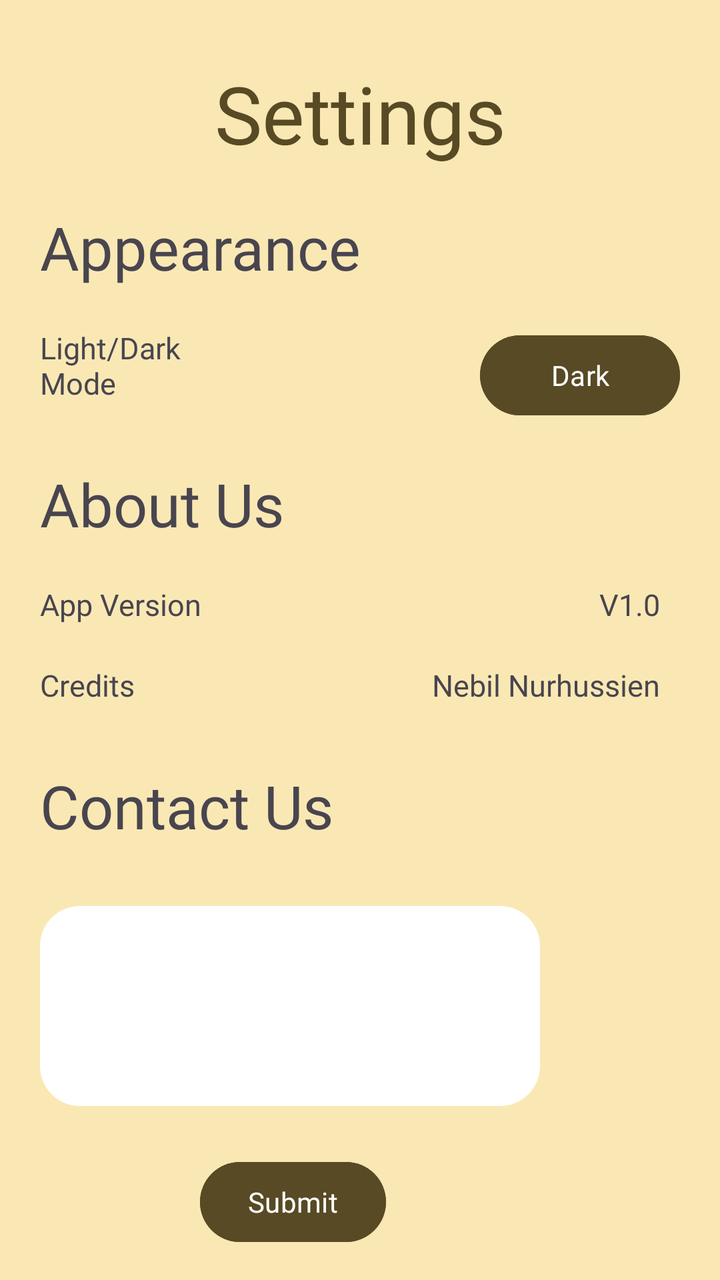
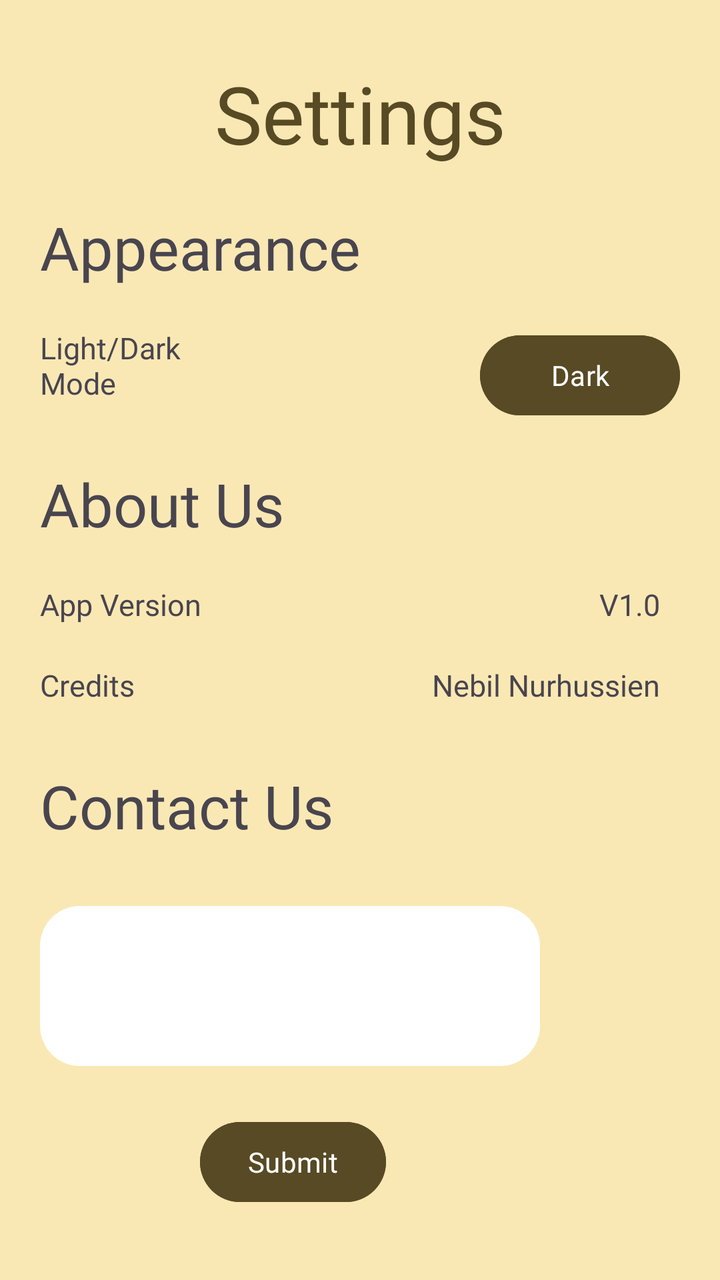

The first picture is an Android layout as it rendered before a commit; the second is the same layout after the commit. The layout source and the unified diff follow.
<!-- AndroidManifest.xml: application theme Theme.TheBelievers -->
<!-- res/layout/activity_settings.xml -->
<?xml version="1.0" encoding="utf-8"?>
<androidx.constraintlayout.widget.ConstraintLayout xmlns:android="http://schemas.android.com/apk/res/android"
    xmlns:app="http://schemas.android.com/apk/res-auto"
    xmlns:tools="http://schemas.android.com/tools"
    android:id="@+id/main"
    android:layout_width="match_parent"
    android:layout_height="match_parent"
    tools:context=".SettingsActivity"
    android:background="@color/cream"
    >

    <TextView
        android:id="@+id/title"
        android:layout_width="wrap_content"
        android:layout_height="wrap_content"
        android:text="Settings"
        android:fontFamily="@font/lexend_medium"
        android:textColor="#574A24"
        android:textSize="40dp"
        app:layout_constraintEnd_toEndOf="parent"
        app:layout_constraintStart_toStartOf="parent"
        app:layout_constraintTop_toTopOf="parent"
        android:layout_marginTop="30dp"
        />

    <TextView
        android:id="@+id/appearanceText"
        android:layout_width="200dp"
        android:layout_height="wrap_content"
        android:text="Appearance"
        android:textSize="30dp"
        android:fontFamily="@font/lexend_regular"
        app:layout_constraintTop_toBottomOf="@+id/title"
        app:layout_constraintStart_toStartOf="parent"
        android:layout_marginTop="20dp"
        android:layout_marginStart="20dp"
        />

    <TextView
        android:id="@+id/lightDarkText"
        android:layout_width="100dp"
        android:layout_height="wrap_content"
        android:text="Light/Dark Mode"
        android:textSize="15dp"
        android:fontFamily="@font/lexend_light"
        app:layout_constraintTop_toBottomOf="@+id/appearanceText"
        app:layout_constraintStart_toStartOf="parent"
        android:layout_marginTop="20dp"
        android:layout_marginStart="20dp"
        />

    <Button
        android:id="@+id/lightDarkModeButton"
        android:layout_width="100dp"
        android:layout_height="wrap_content"
        android:text="Dark"
        android:fontFamily="@font/lexend_bold"
        app:layout_constraintTop_toBottomOf="@+id/appearanceText"
        app:layout_constraintEnd_toEndOf="parent"
        android:layout_marginTop="20dp"
        android:layout_marginEnd="20dp"
        android:backgroundTint="@color/brown"
        />

    <TextView
        android:id="@+id/aboutUsHeader"
        android:layout_width="200dp"
        android:layout_height="wrap_content"
        android:text="About Us"
        android:textSize="30dp"
        android:fontFamily="@font/lexend_regular"
        app:layout_constraintTop_toBottomOf="@+id/lightDarkText"
        app:layout_constraintStart_toStartOf="parent"
        android:layout_marginTop="30dp"
        android:layout_marginStart="20dp"
        />

    <TextView
        android:id="@+id/appVersion"
        android:layout_width="100dp"
        android:layout_height="wrap_content"
        android:text="App Version"
        android:textSize="15dp"
        android:fontFamily="@font/lexend_light"
        app:layout_constraintTop_toBottomOf="@+id/aboutUsHeader"
        app:layout_constraintStart_toStartOf="parent"
        android:layout_marginTop="20dp"
        android:layout_marginStart="20dp"
        />

    <TextView
        android:id="@+id/versionInfo"
        android:layout_width="wrap_content"
        android:layout_height="wrap_content"
        android:text="V1.0"
        android:textSize="15dp"
        android:fontFamily="@font/lexend_light"
        app:layout_constraintTop_toBottomOf="@+id/aboutUsHeader"
        app:layout_constraintEnd_toEndOf="parent"
        android:layout_marginTop="20dp"
        android:layout_marginEnd="30dp"
        />

    <TextView
        android:id="@+id/creditsText"
        android:layout_width="100dp"
        android:layout_height="wrap_content"
        android:text="Credits"
        android:textSize="15dp"
        android:fontFamily="@font/lexend_light"
        app:layout_constraintTop_toBottomOf="@+id/appVersion"
        app:layout_constraintStart_toStartOf="parent"
        android:layout_marginTop="20dp"
        android:layout_marginStart="20dp"
        />



    <TextView
        android:id="@+id/creditsInfo"
        android:layout_width="wrap_content"
        android:layout_height="wrap_content"
        android:text="Nebil Nurhussien"
        android:textSize="15dp"
        android:fontFamily="@font/lexend_light"
        app:layout_constraintTop_toBottomOf="@+id/versionInfo"
        app:layout_constraintEnd_toEndOf="parent"
        android:layout_marginTop="20dp"
        android:layout_marginEnd="30dp"
        />

    <TextView
        android:id="@+id/contactHeader"
        android:layout_width="200dp"
        android:layout_height="wrap_content"
        android:text="Contact Us"
        android:textSize="30dp"
        android:fontFamily="@font/lexend_regular"
        app:layout_constraintTop_toBottomOf="@+id/creditsText"
        app:layout_constraintStart_toStartOf="parent"
        android:layout_marginTop="30dp"
        android:layout_marginStart="20dp"
        />

    

    <EditText
        android:id="@+id/ContactUsText"
        android:layout_width="250dp"
        android:layout_height="100dp"
        app:layout_constraintTop_toBottomOf="@+id/contactHeader"
        app:layout_constraintStart_toStartOf="parent"
        android:layout_marginTop="30dp"
        android:layout_marginStart="20dp"
        android:backgroundTint="@null"
        android:fontFamily="@font/lexend_light"
        android:background="@drawable/messaging_shape"
        />

    <Button
        android:layout_width="wrap_content"
        android:layout_height="wrap_content"
        android:layout_marginStart="100dp"
        android:layout_marginTop="24dp"
        android:backgroundTint="@color/brown"
        android:fontFamily="@font/lexend_bold"
        android:text="Submit"
        app:layout_constraintStart_toStartOf="parent"
        app:layout_constraintTop_toBottomOf="@+id/ContactUsText"

        />


</androidx.constraintlayout.widget.ConstraintLayout>
<!-- resources referenced by this layout -->
<resources>
  <color name="brown">#574A24</color>
  <color name="cream">#FAE8B4</color>
  <!-- drawable messaging_shape (drawable) -->
  <?xml version="1.0" encoding="utf-8"?>
  <shape xmlns:android="http://schemas.android.com/apk/res/android">
      <solid
          android:color="@color/white"
          />
      <corners
          android:radius="20dp"/>
  </shape>
  <style name="Theme.TheBelievers" parent="Base.Theme.TheBelievers" />
  <color name="white">#FFFFFFFF</color>
  <style name="Base.Theme.TheBelievers" parent="Theme.Material3.DayNight.NoActionBar">
          
          
      </style>
</resources>

<!-- the commit's change to res/layout/activity_settings.xml (unified diff, before → after) -->
@@ -5,7 +5,7 @@
     android:id="@+id/main"
     android:layout_width="match_parent"
     android:layout_height="match_parent"
-    tools:context=".SettingsActivity"
+    tools:context=".ui.settings.SettingsActivity"
     android:background="@color/cream"
     >
 
@@ -147,7 +147,7 @@
     <EditText
         android:id="@+id/ContactUsText"
         android:layout_width="250dp"
-        android:layout_height="100dp"
+        android:layout_height="80dp"
         app:layout_constraintTop_toBottomOf="@+id/contactHeader"
         app:layout_constraintStart_toStartOf="parent"
         android:layout_marginTop="30dp"
